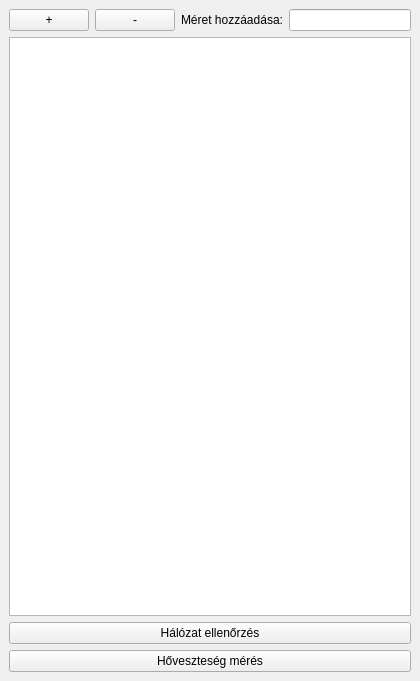
Old version of the form hmv_widget.ui in the repository cruizer/HMV-meretezes.
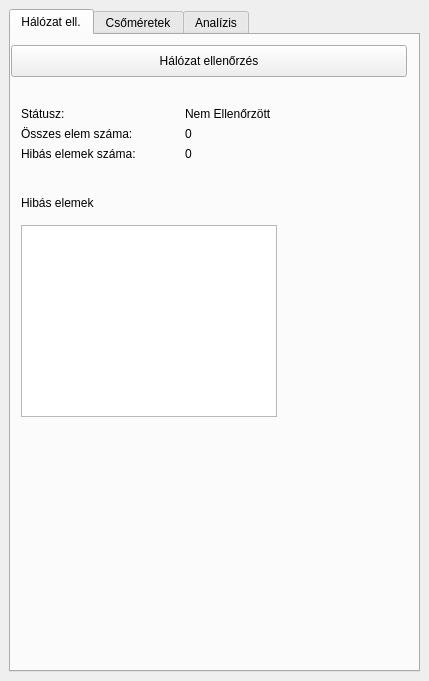
New version of the form.

Commit message: Added widget tabs and validation stats views

```diff
--- a/hmv_widget.ui
+++ b/hmv_widget.ui
@@ -6,7 +6,7 @@
    <rect>
     <x>0</x>
     <y>0</y>
-    <width>420</width>
+    <width>429</width>
     <height>681</height>
    </rect>
   </property>
@@ -16,8 +16,142 @@
   <widget class="QWidget" name="dockWidgetContents">
    <layout class="QVBoxLayout" name="verticalLayout_2">
     <item>
-     <layout class="QVBoxLayout" name="verticalLayout">
+     <widget class="QTabWidget" name="tabWidget">
+      <property name="currentIndex">
+       <number>0</number>
+      </property>
+      <widget class="QWidget" name="networkVal_tab">
+       <attribute name="title">
+        <string>Hálózat ell.</string>
+       </attribute>
+       <widget class="QPushButton" name="validateStart_btn">
+        <property name="geometry">
+         <rect>
+          <x>0</x>
+          <y>10</y>
+          <width>396</width>
+          <height>32</height>
+         </rect>
+        </property>
+        <property name="text">
+         <string>Hálózat ellenőrzés</string>
+        </property>
+       </widget>
+       <widget class="QLabel" name="errElementsList_label">
+        <property name="geometry">
+         <rect>
+          <x>10</x>
+          <y>160</y>
+          <width>101</width>
+          <height>16</height>
+         </rect>
+        </property>
+        <property name="text">
+         <string>Hibás elemek</string>
+        </property>
+       </widget>
+       <widget class="QTableView" name="errElements_table">
+        <property name="geometry">
+         <rect>
+          <x>10</x>
+          <y>190</y>
+          <width>256</width>
+          <height>192</height>
+         </rect>
+        </property>
+       </widget>
+       <widget class="QWidget" name="">
+        <property name="geometry">
+         <rect>
+          <x>10</x>
+          <y>70</y>
+          <width>321</width>
+          <height>18</height>
+         </rect>
+        </property>
+        <layout class="QHBoxLayout" name="horizontalLayout">
       <item>
+          <widget class="QLabel" name="checkStatus_label">
+           <property name="text">
+            <string>Státusz:</string>
+           </property>
+          </widget>
+         </item>
+         <item>
+          <widget class="QLabel" name="checkStatusValue_label">
+           <property name="text">
+            <string>Nem Ellenőrzött</string>
+           </property>
+          </widget>
+         </item>
+        </layout>
+       </widget>
+       <widget class="QWidget" name="">
+        <property name="geometry">
+         <rect>
+          <x>10</x>
+          <y>90</y>
+          <width>321</width>
+          <height>18</height>
+         </rect>
+        </property>
+        <layout class="QHBoxLayout" name="horizontalLayout_2">
+         <item>
+          <widget class="QLabel" name="numberOfElements_label">
+           <property name="text">
+            <string>Összes elem száma:</string>
+           </property>
+          </widget>
+         </item>
+         <item>
+          <widget class="QLabel" name="numberOfElementsValue_label">
+           <property name="text">
+            <string>0</string>
+           </property>
+          </widget>
+         </item>
+        </layout>
+       </widget>
+       <widget class="QWidget" name="">
+        <property name="geometry">
+         <rect>
+          <x>10</x>
+          <y>110</y>
+          <width>321</width>
+          <height>18</height>
+         </rect>
+        </property>
+        <layout class="QHBoxLayout" name="horizontalLayout_3">
+         <item>
+          <widget class="QLabel" name="numberOfErrElements_label">
+           <property name="text">
+            <string>Hibás elemek száma:</string>
+           </property>
+          </widget>
+         </item>
+         <item>
+          <widget class="QLabel" name="numberOfErrElementsValue_label">
+           <property name="text">
+            <string>0</string>
+           </property>
+          </widget>
+         </item>
+        </layout>
+       </widget>
+      </widget>
+      <widget class="QWidget" name="pipeSize_tab">
+       <attribute name="title">
+        <string>Csőméretek</string>
+       </attribute>
+       <widget class="QWidget" name="">
+        <property name="geometry">
+         <rect>
+          <x>0</x>
+          <y>0</y>
+          <width>394</width>
+          <height>501</height>
+         </rect>
+        </property>
        <layout class="QVBoxLayout" name="sizeListBlock">
         <item>
          <layout class="QHBoxLayout" name="addRemoveButtons">
@@ -51,22 +185,27 @@
          <widget class="QListView" name="sizeList"/>
         </item>
        </layout>
-      </item>
-      <item>
-       <widget class="QPushButton" name="validateStart_btn">
-        <property name="text">
-         <string>Hálózat ellenőrzés</string>
-        </property>
        </widget>
-      </item>
-      <item>
+      </widget>
+      <widget class="QWidget" name="analyze_tab">
+       <attribute name="title">
+        <string>Analízis</string>
+       </attribute>
        <widget class="QPushButton" name="heatlossStart_btn">
+        <property name="geometry">
+         <rect>
+          <x>0</x>
+          <y>10</y>
+          <width>417</width>
+          <height>32</height>
+         </rect>
+        </property>
         <property name="text">
          <string>Hőveszteség mérés</string>
         </property>
        </widget>
-      </item>
-     </layout>
+      </widget>
+     </widget>
     </item>
    </layout>
   </widget>
```
Lines whose indentation alone changed are shown as unchanged. The commit also changes 3 other files.
